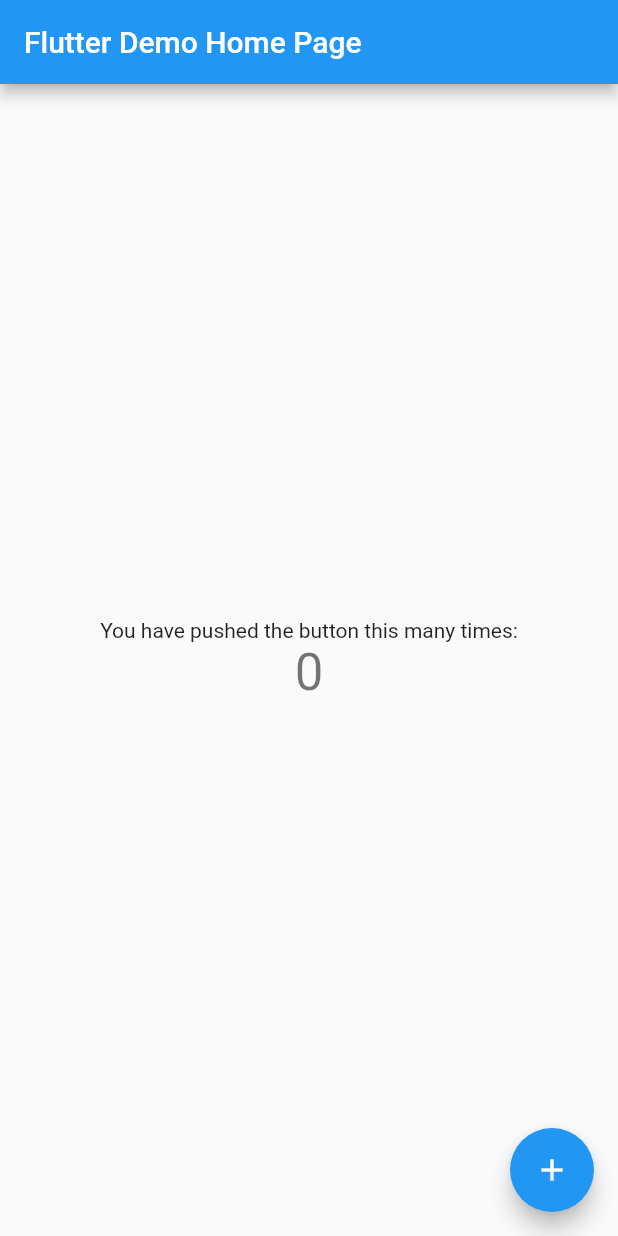
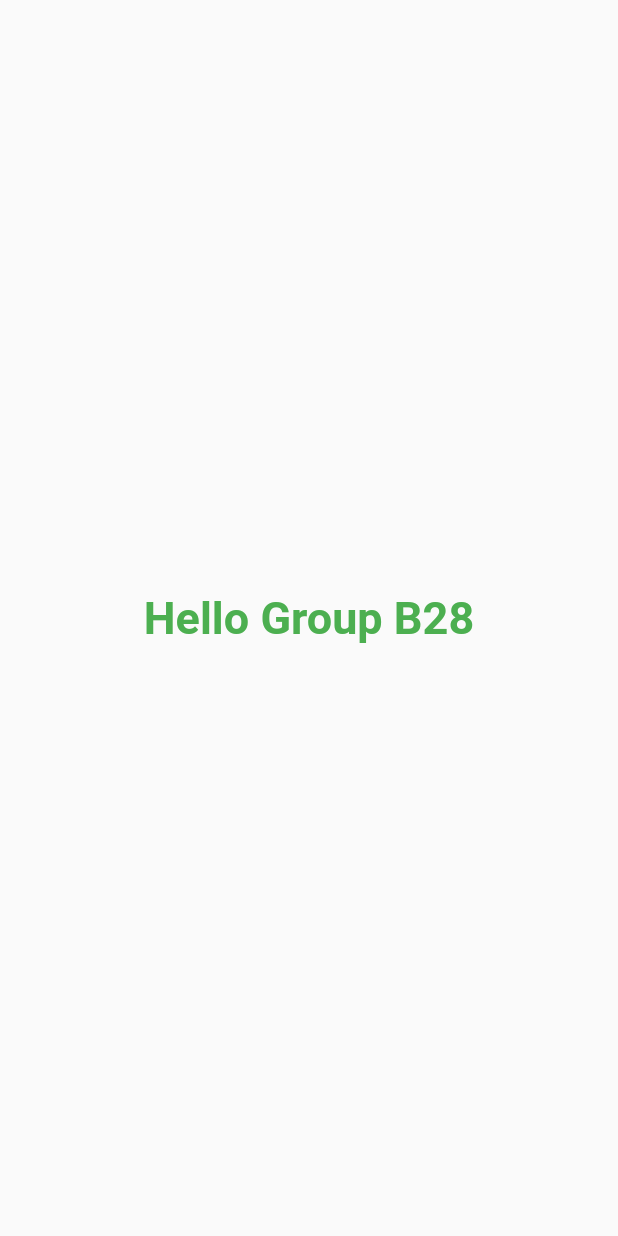
Before and after one commit to cosmicSigma/flutter_application_4, a Flutter app: the screen it shows after launch, on a phone screen of 412 x 824 dp. Run offline on Flutter 3.47's test engine with Material 2 defaults, Android fonts, the phone set to English and light mode, and no system bars.

Commit message:
text_snapshot_1

```diff
--- a/lib/main.dart
+++ b/lib/main.dart
@@ -7,109 +7,31 @@ void main() {
 class MyApp extends StatelessWidget {
   const MyApp({super.key});
 
-  // This widget is the root of your application.
   @override
   Widget build(BuildContext context) {
-    return MaterialApp(
-      title: 'Flutter Demo',
-      theme: ThemeData(
-        // This is the theme of your application.
-        //
-        // Try running your application with "flutter run". You'll see the
-        // application has a blue toolbar. Then, without quitting the app, try
-        // changing the primarySwatch below to Colors.green and then invoke
-        // "hot reload" (press "r" in the console where you ran "flutter run",
-        // or simply save your changes to "hot reload" in a Flutter IDE).
-        // Notice that the counter didn't reset back to zero; the application
-        // is not restarted.
-        primarySwatch: Colors.blue,
+    return const MaterialApp(
+      home: Lesson(),
+    );
+  }
+
+}
+
+class Lesson extends StatelessWidget {
+  const Lesson({Key? key}) : super(key: key);
+
+  @override
+  Widget build(BuildContext context) {
+    return Scaffold(
+      body: Center(
+        child: Text(
+          "Hello Group B28",
+          style: TextStyle(
+            fontSize: 30,
+            fontWeight: FontWeight.bold,
+            color: Colors.green.shade500
+          ),
+        ),
       ),
-      home: const MyHomePage(title: 'Flutter Demo Home Page'),
     );
   }
 }
-
-class MyHomePage extends StatefulWidget {
-  const MyHomePage({super.key, required this.title});
-
-  // This widget is the home page of your application. It is stateful, meaning
-  // that it has a State object (defined below) that contains fields that affect
-  // how it looks.
-
-  // This class is the configuration for the state. It holds the values (in this
-  // case the title) provided by the parent (in this case the App widget) and
-  // used by the build method of the State. Fields in a Widget subclass are
-  // always marked "final".
-
-  final String title;
-
-  @override
-  State<MyHomePage> createState() => _MyHomePageState();
-}
-
-class _MyHomePageState extends State<MyHomePage> {
-  int _counter = 0;
-
-  void _incrementCounter() {
-    setState(() {
-      // This call to setState tells the Flutter framework that something has
-      // changed in this State, which causes it to rerun the build method below
-      // so that the display can reflect the updated values. If we changed
-      // _counter without calling setState(), then the build method would not be
-      // called again, and so nothing would appear to happen.
-      _counter++;
-    });
-  }
-
-  @override
-  Widget build(BuildContext context) {
-    // This method is rerun every time setState is called, for instance as done
-    // by the _incrementCounter method above.
-    //
-    // The Flutter framework has been optimized to make rerunning build methods
-    // fast, so that you can just rebuild anything that needs updating rather
-    // than having to individually change instances of widgets.
-    return Scaffold(
-      appBar: AppBar(
-        // Here we take the value from the MyHomePage object that was created by
-        // the App.build method, and use it to set our appbar title.
-        title: Text(widget.title),
-      ),
-      body: Center(
-        // Center is a layout widget. It takes a single child and positions it
-        // in the middle of the parent.
-        child: Column(
-          // Column is also a layout widget. It takes a list of children and
-          // arranges them vertically. By default, it sizes itself to fit its
-          // children horizontally, and tries to be as tall as its parent.
-          //
-          // Invoke "debug painting" (press "p" in the console, choose the
-          // "Toggle Debug Paint" action from the Flutter Inspector in Android
-          // Studio, or the "Toggle Debug Paint" command in Visual Studio Code)
-          // to see the wireframe for each widget.
-          //
-          // Column has various properties to control how it sizes itself and
-          // how it positions its children. Here we use mainAxisAlignment to
-          // center the children vertically; the main axis here is the vertical
-          // axis because Columns are vertical (the cross axis would be
-          // horizontal).
-          mainAxisAlignment: MainAxisAlignment.center,
-          children: <Widget>[
-            const Text(
-              'You have pushed the button this many times:',
-            ),
-            Text(
-              '$_counter',
-              style: Theme.of(context).textTheme.headlineMedium,
-            ),
-          ],
-        ),
-      ),
-      floatingActionButton: FloatingActionButton(
-        onPressed: _incrementCounter,
-        tooltip: 'Increment',
-        child: const Icon(Icons.add),
-      ), // This trailing comma makes auto-formatting nicer for build methods.
-    );
-  }
-}
```
